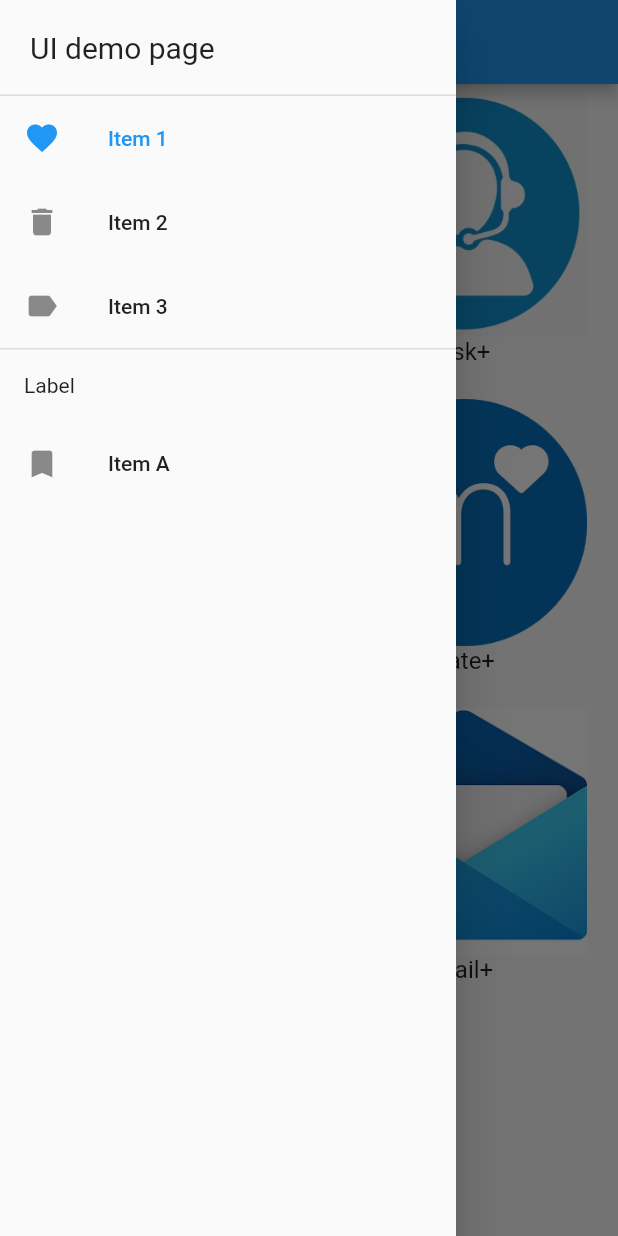
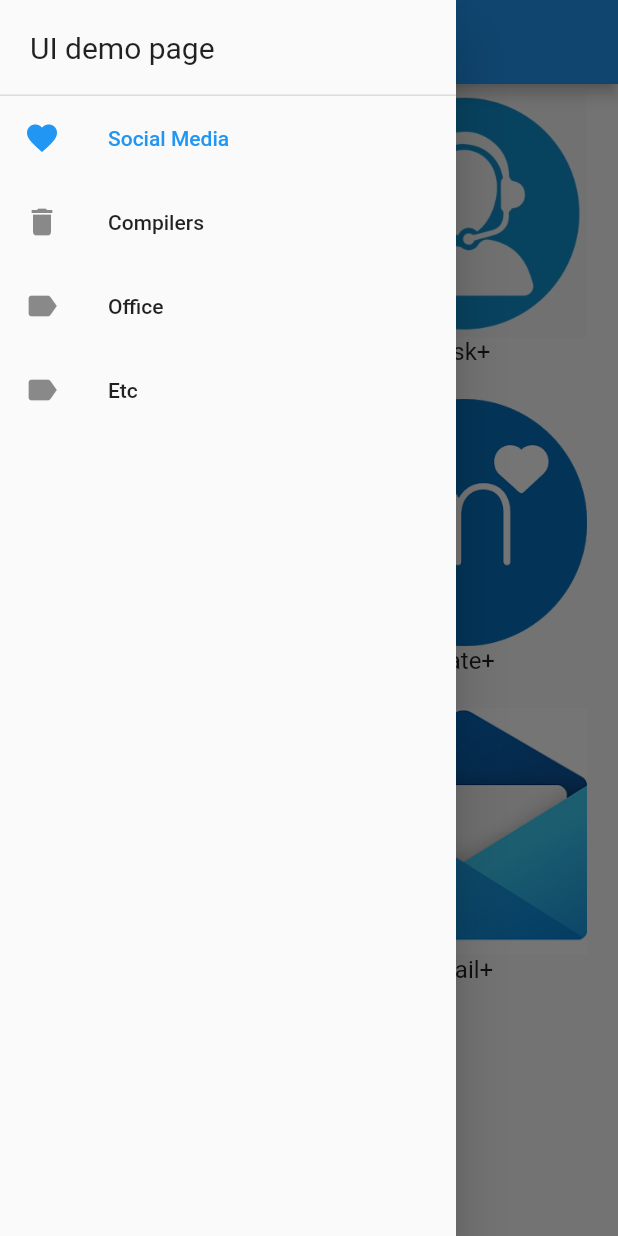
Before and after one commit to ChiragDalbanjan/OPUI, a Flutter app: the screen it shows after launch, with the side drawer open, on a phone screen of 412 x 824 dp. Run offline on Flutter 3.47's test engine with Material 2 defaults, Android fonts, the phone set to English and light mode, and no system bars.

Commit message:
Added categories... UI1

```diff
--- a/ui1/lib/main.dart
+++ b/ui1/lib/main.dart
@@ -75,37 +75,27 @@ class _MyHomePageState extends State<MyHomePage> {
               ),
               ListTile(
                 leading: Icon(Icons.favorite),
-                title: Text('Item 1'),
+                title: Text('Social Media'),
                 selected: _selectedDestination == 0,
                 onTap: () => selectDestination(0),
               ),
               ListTile(
                 leading: Icon(Icons.delete),
-                title: Text('Item 2'),
+                title: Text('Compilers'),
                 selected: _selectedDestination == 1,
                 onTap: () => selectDestination(1),
               ),
               ListTile(
                 leading: Icon(Icons.label),
-                title: Text('Item 3'),
+                title: Text('Office'),
                 selected: _selectedDestination == 2,
                 onTap: () => selectDestination(2),
               ),
-              Divider(
-                height: 1,
-                thickness: 1,
-              ),
-              Padding(
-                padding: const EdgeInsets.all(16.0),
-                child: Text(
-                  'Label',
-                ),
-              ),
               ListTile(
-                leading: Icon(Icons.bookmark),
-                title: Text('Item A'),
-                selected: _selectedDestination == 3,
-                onTap: () => selectDestination(3),
+                leading: Icon(Icons.label),
+                title: Text('Etc'),
+                selected: _selectedDestination == 2,
+                onTap: () => selectDestination(2),
               ),
             ],
           ),
```
